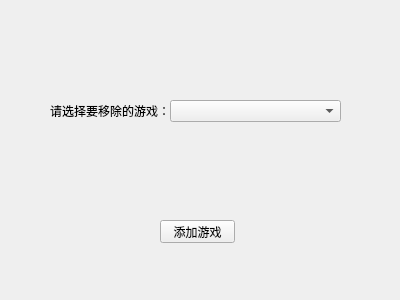
Before: the Qt Designer form res/rmGameUI.ui in fghcvjk/gameTime, drawn with Qt 5.
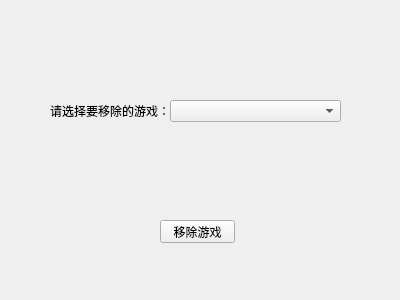
After: the same form once the commit is applied.

Commit message: 修正移除游戏界面按钮提示错误

The edit to the form file:
```diff
--- a/res/rmGameUI.ui
+++ b/res/rmGameUI.ui
@@ -61,7 +61,7 @@
     </rect>
    </property>
    <property name="text">
-    <string>添加游戏</string>
+    <string>移除游戏</string>
    </property>
   </widget>
  </widget>
```
The commit also changes 3 other files.
